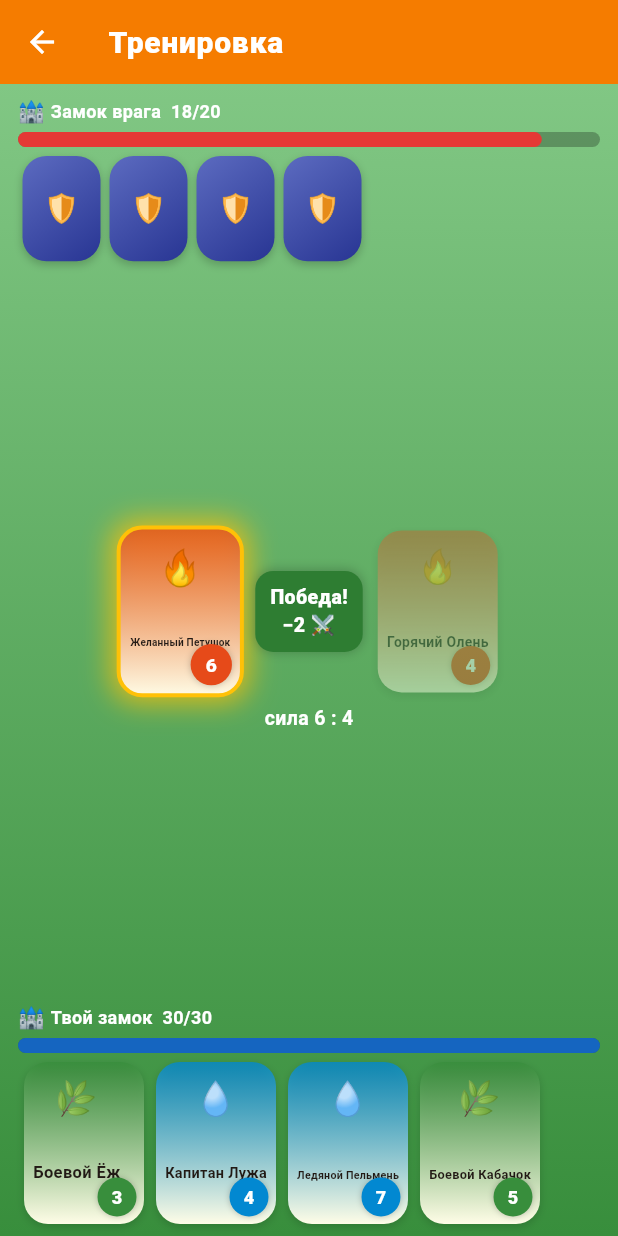
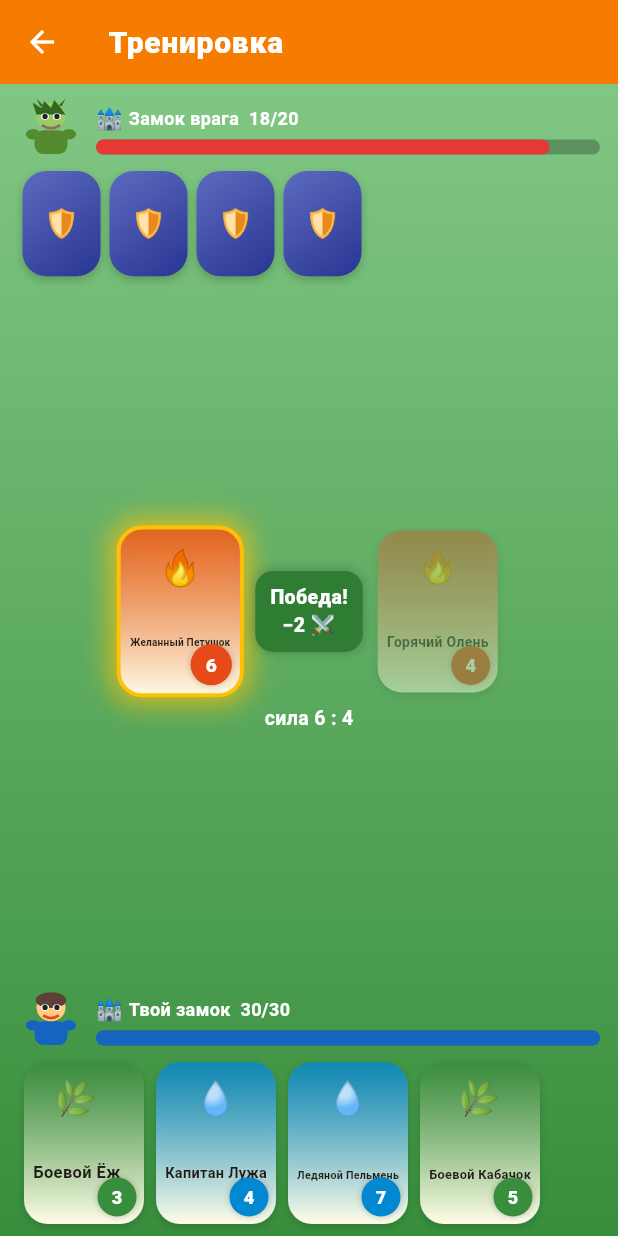
Before and after one commit to AndreyKuleshov/card_game, a Flutter app: the DuelScreen screen opened directly with sample values from the repository, after a tap on "Желанный Петушок", on a phone screen of 412 x 824 dp. Run offline on Flutter 3.47's test engine with Material 3 defaults, Android fonts, the phone set to English and light mode, and no system bars; our stand-ins replace flutter_riverpod, shared_preferences; accounts and stored records are empty.

Commit message:
feat(ui/duel): add DuelistPainterView characters and card-play animation
- Add DuelistPainterView(isOpponent:true) next to opponent HP bar and
  DuelistPainterView(isOpponent:false) next to player HP bar
- Add AnimationController (SingleTickerProviderStateMixin) that drives
  a slide-in for the played cards: player card slides up from below,
  opponent card slides down from top (~450ms easeOutCubic)
- Result badge pops in with elasticOut scale after slide completes
- Taps are disabled during animation (_animating flag) and after resolve
- Preserve all existing logic: power-breakdown hint, бьёт element line,
  HpBars with Замок labels, GameCardView hand, outcome → RewardScreen

Co-Authored-By: Claude Opus 4.8 <noreply@anthropic.com>

```diff
--- a/lib/ui/duel_screen.dart
+++ b/lib/ui/duel_screen.dart
@@ -6,6 +6,7 @@ import '../engine/duel_session.dart';
 import '../engine/element.dart';
 import '../engine/game_card.dart';
 import '../state/providers.dart';
+import 'art.dart';
 import 'duel_setup.dart';
 import 'reward_screen.dart';
 import 'theme.dart';
@@ -19,11 +20,41 @@ class DuelScreen extends ConsumerStatefulWidget {
   ConsumerState<DuelScreen> createState() => _DuelScreenState();
 }
 
-class _DuelScreenState extends ConsumerState<DuelScreen> {
+class _DuelScreenState extends ConsumerState<DuelScreen>
+    with SingleTickerProviderStateMixin {
   DuelSession? _session;
   RoundResult? _lastResult;
   bool _resolved = false;
   bool _showReveal = false;
+  bool _animating = false;
+
+  // Animation controller for the card-play slide-in effect.
+  late final AnimationController _cardAnimController;
+  late final Animation<double> _playerCardSlide;
+  late final Animation<double> _opponentCardSlide;
+
+  @override
+  void initState() {
+    super.initState();
+    _cardAnimController = AnimationController(
+      vsync: this,
+      duration: const Duration(milliseconds: 450),
+    );
+    // Player card slides up from bottom (1.0 → 0.0 offset fraction of card height)
+    _playerCardSlide = Tween<double>(begin: 1.0, end: 0.0).animate(
+      CurvedAnimation(parent: _cardAnimController, curve: Curves.easeOutCubic),
+    );
+    // Opponent card slides down from top
+    _opponentCardSlide = Tween<double>(begin: -1.0, end: 0.0).animate(
+      CurvedAnimation(parent: _cardAnimController, curve: Curves.easeOutCubic),
+    );
+  }
+
+  @override
+  void dispose() {
+    _cardAnimController.dispose();
+    super.dispose();
+  }
 
   @override
   Widget build(BuildContext context) {
@@ -71,13 +102,15 @@ class _DuelScreenState extends ConsumerState<DuelScreen> {
                   child: _BattleZone(
                     result: _lastResult,
                     showReveal: _showReveal,
+                    playerCardSlide: _playerCardSlide,
+                    opponentCardSlide: _opponentCardSlide,
                   ),
                 ),
                 const SizedBox(height: 8),
                 // ── BOTTOM: player ────────────────────────────────────
                 _PlayerZone(
                   session: session,
-                  resolved: _resolved,
+                  resolved: _resolved || _animating,
                   onCardTap: (card) => _play(card, session),
                 ),
               ],
@@ -89,15 +122,21 @@ class _DuelScreenState extends ConsumerState<DuelScreen> {
   }
 
   void _play(GameCard card, DuelSession session) {
+    if (_animating || _resolved) return;
+
     final result = session.playPlayerCard(card);
     setState(() {
       _lastResult = result;
       _showReveal = false;
+      _animating = true;
     });
-    // Trigger reveal animation on next frame so AnimatedScale/Opacity transitions fire.
-    WidgetsBinding.instance.addPostFrameCallback((_) {
-      if (mounted) setState(() => _showReveal = true);
-    });
+
+    // Reset and start the slide-in animation
+    _cardAnimController.reset();
+    _cardAnimController.forward().then((_) {
+      if (!mounted) return;
+      // After slide-in, trigger the reveal (badge + hint)
+      setState(() => _showReveal = true);
 
       final outcome = session.outcome;
       if (outcome != DuelOutcome.ongoing && !_resolved) {
@@ -106,8 +145,11 @@ class _DuelScreenState extends ConsumerState<DuelScreen> {
           if (mounted) _finish(outcome == DuelOutcome.playerWon);
         });
       } else {
-      setState(() {}); // refresh hand
+        Future.delayed(const Duration(milliseconds: 300), () {
+          if (mounted) setState(() => _animating = false);
+        });
       }
+    });
   }
 
   void _finish(bool won) {
@@ -148,11 +190,20 @@ class _OpponentZone extends StatelessWidget {
     return Column(
       crossAxisAlignment: CrossAxisAlignment.start,
       children: [
-        HpBar(
+        Row(
+          crossAxisAlignment: CrossAxisAlignment.center,
+          children: [
+            const DuelistPainterView(isOpponent: true, size: 44),
+            const SizedBox(width: 8),
+            Expanded(
+              child: HpBar(
                 current: session.opponentCastleHp,
                 max: session.opponentConfig.startingCastleHp,
                 label: 'Замок врага',
                 color: const Color(0xFFE53935),
+              ),
+            ),
+          ],
         ),
         const SizedBox(height: 6),
         // Opponent hand as face-down cards
@@ -180,8 +231,15 @@ class _OpponentZone extends StatelessWidget {
 class _BattleZone extends StatelessWidget {
   final RoundResult? result;
   final bool showReveal;
+  final Animation<double> playerCardSlide;
+  final Animation<double> opponentCardSlide;
 
-  const _BattleZone({required this.result, required this.showReveal});
+  const _BattleZone({
+    required this.result,
+    required this.showReveal,
+    required this.playerCardSlide,
+    required this.opponentCardSlide,
+  });
 
   @override
   Widget build(BuildContext context) {
@@ -247,10 +305,18 @@ class _BattleZone extends StatelessWidget {
           mainAxisAlignment: MainAxisAlignment.center,
           crossAxisAlignment: CrossAxisAlignment.center,
           children: [
-            // Player card — fades in
-            AnimatedOpacity(
-              opacity: showReveal ? 1.0 : 0.0,
-              duration: const Duration(milliseconds: 300),
+            // Player card — slides up from below and fades in
+            AnimatedBuilder(
+              animation: playerCardSlide,
+              builder: (context, child) {
+                return Transform.translate(
+                  offset: Offset(0, playerCardSlide.value * 80),
+                  child: Opacity(
+                    opacity: (1.0 - playerCardSlide.value.abs()).clamp(0.0, 1.0),
+                    child: child,
+                  ),
+                );
+              },
               child: GameCardView(
                 card: r.playerCard,
                 width: 80,
@@ -258,13 +324,16 @@ class _BattleZone extends StatelessWidget {
                 dimmed: !playerWon && !isTie,
               ),
             ),
-            // Center result badge
+            // Center result badge — pops in after slide
             Padding(
               padding: const EdgeInsets.symmetric(horizontal: 10),
               child: AnimatedScale(
                 scale: showReveal ? 1.0 : 0.6,
                 duration: const Duration(milliseconds: 400),
                 curve: Curves.elasticOut,
+                child: AnimatedOpacity(
+                  opacity: showReveal ? 1.0 : 0.0,
+                  duration: const Duration(milliseconds: 300),
                   child: Container(
                     padding: const EdgeInsets.symmetric(
                       horizontal: 10,
@@ -296,11 +365,19 @@ class _BattleZone extends StatelessWidget {
                   ),
                 ),
               ),
-            // Opponent card — scales in (the "flip reveal")
-            AnimatedScale(
-              scale: showReveal ? 1.0 : 0.0,
-              duration: const Duration(milliseconds: 450),
-              curve: Curves.elasticOut,
+            ),
+            // Opponent card — slides down from above
+            AnimatedBuilder(
+              animation: opponentCardSlide,
+              builder: (context, child) {
+                return Transform.translate(
+                  offset: Offset(0, opponentCardSlide.value * 80),
+                  child: Opacity(
+                    opacity: (1.0 - opponentCardSlide.value.abs()).clamp(0.0, 1.0),
+                    child: child,
+                  ),
+                );
+              },
               child: GameCardView(
                 card: r.opponentCard,
                 width: 80,
@@ -348,11 +425,20 @@ class _PlayerZone extends StatelessWidget {
     return Column(
       crossAxisAlignment: CrossAxisAlignment.start,
       children: [
-        HpBar(
+        Row(
+          crossAxisAlignment: CrossAxisAlignment.center,
+          children: [
+            const DuelistPainterView(isOpponent: false, size: 44),
+            const SizedBox(width: 8),
+            Expanded(
+              child: HpBar(
                 current: session.playerCastleHp,
                 max: session.playerConfig.startingCastleHp,
                 label: 'Твой замок',
                 color: const Color(0xFF1565C0),
+              ),
+            ),
+          ],
         ),
         const SizedBox(height: 6),
         SingleChildScrollView(
```
Lines whose indentation alone changed are shown as unchanged.
